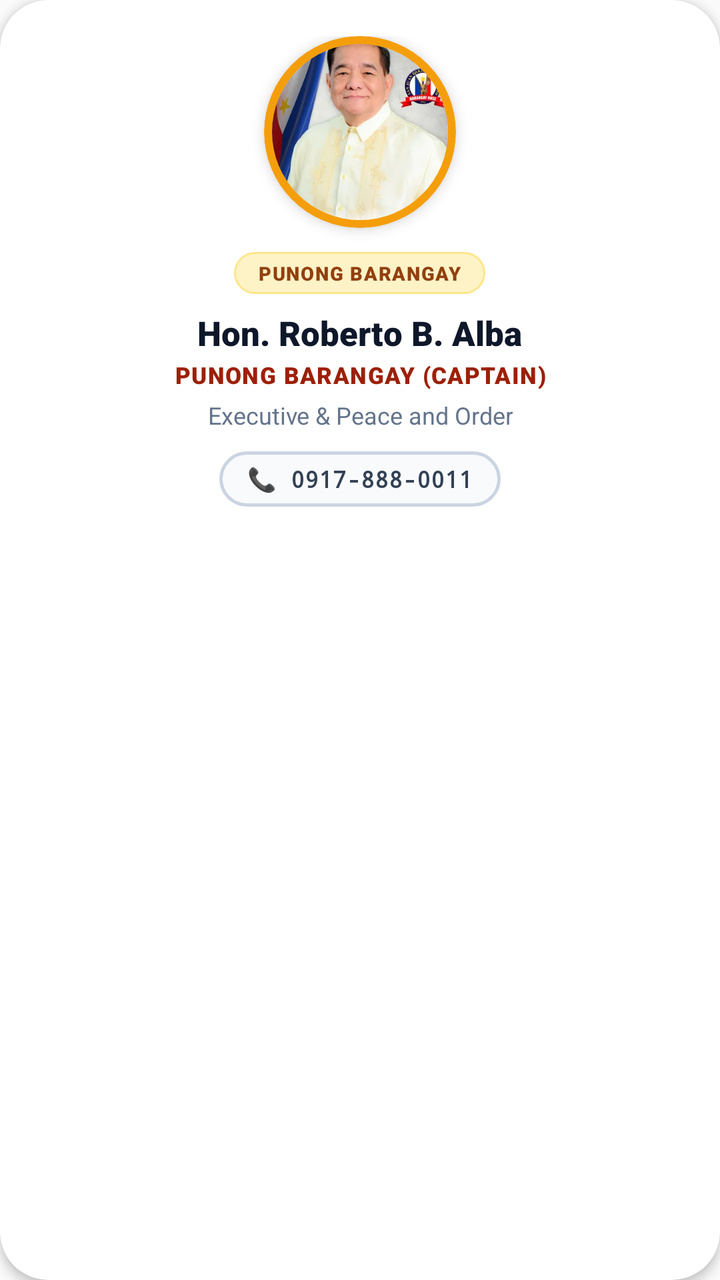
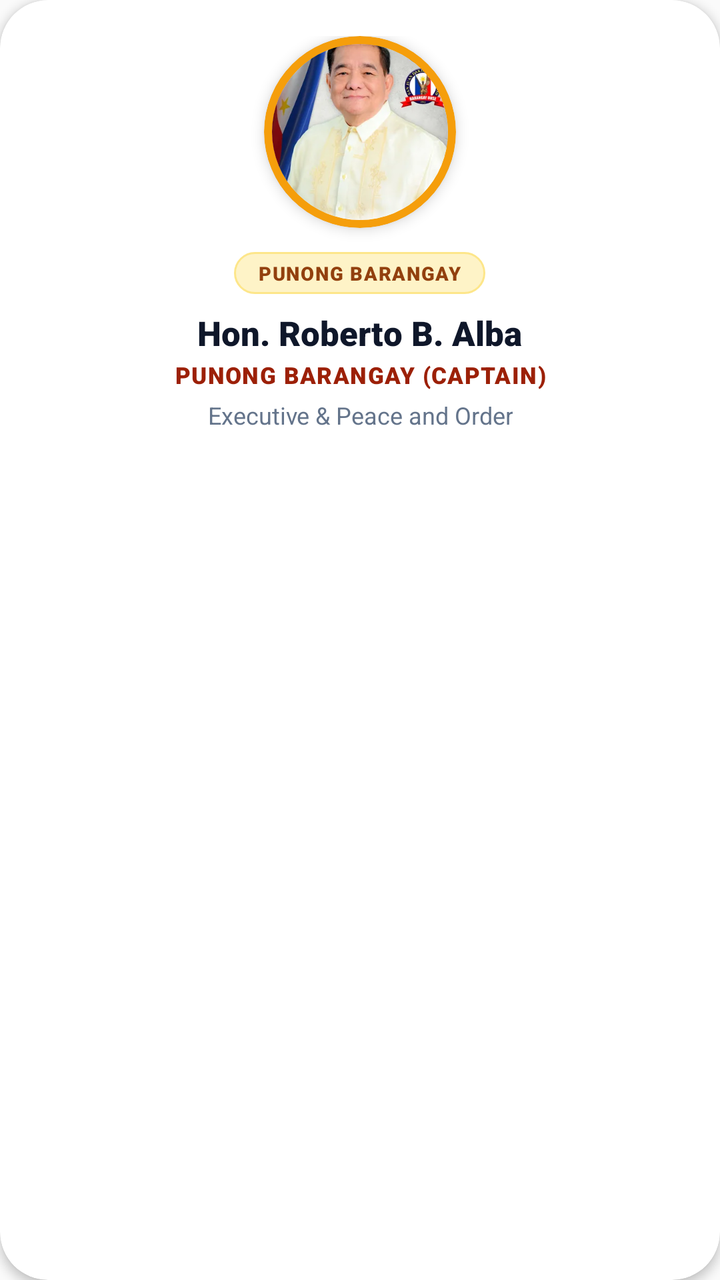

Two renders of the same Android screen: before a commit and after it. Below are the layout's source before the change and the commit's diff.
<!-- AndroidManifest.xml: application theme AppTheme -->
<!-- res/layout/item_official_card.xml -->
<?xml version="1.0" encoding="utf-8"?>
<androidx.cardview.widget.CardView xmlns:android="http://schemas.android.com/apk/res/android"
    xmlns:app="http://schemas.android.com/apk/res-auto"
    android:layout_width="match_parent"
    android:layout_height="wrap_content"
    android:layout_marginBottom="14dp"
    app:cardBackgroundColor="#FFFFFF"
    app:cardCornerRadius="24dp"
    app:cardElevation="3dp">

    <LinearLayout
        android:layout_width="match_parent"
        android:layout_height="wrap_content"
        android:gravity="center_horizontal"
        android:orientation="vertical"
        android:paddingHorizontal="20dp"
        android:paddingVertical="18dp">

        
        <androidx.cardview.widget.CardView
            android:id="@+id/cardOfficialPhotoBorder"
            android:layout_width="96dp"
            android:layout_height="96dp"
            app:cardBackgroundColor="#F59E0B"
            app:cardCornerRadius="48dp"
            app:cardElevation="4dp">

            <androidx.cardview.widget.CardView
                android:layout_width="88dp"
                android:layout_height="88dp"
                android:layout_gravity="center"
                app:cardBackgroundColor="#F8FAFC"
                app:cardCornerRadius="44dp"
                app:cardElevation="0dp">

                <ImageView
                    android:id="@+id/ivOfficialPhoto"
                    android:layout_width="match_parent"
                    android:layout_height="match_parent"
                    android:contentDescription="Official Portrait"
                    android:scaleType="centerCrop"
                    android:src="@drawable/off_chairman" />
            </androidx.cardview.widget.CardView>
        </androidx.cardview.widget.CardView>

        
        <TextView
            android:id="@+id/tvOfficialCouncil"
            android:layout_width="wrap_content"
            android:layout_height="wrap_content"
            android:layout_marginTop="12dp"
            android:background="@drawable/bg_pill_amber"
            android:fontFamily="sans-serif-black"
            android:letterSpacing="0.06"
            android:paddingHorizontal="12dp"
            android:paddingVertical="4dp"
            android:text="PUNONG BARANGAY"
            android:textColor="#92400E"
            android:textSize="9.5sp"
            android:textStyle="bold" />

        
        <TextView
            android:id="@+id/tvOfficialName"
            android:layout_width="wrap_content"
            android:layout_height="wrap_content"
            android:layout_marginTop="8dp"
            android:fontFamily="sans-serif-black"
            android:gravity="center"
            android:text="Hon. Roberto B. Alba"
            android:textColor="#0F172A"
            android:textSize="17sp"
            android:textStyle="bold" />

        
        <TextView
            android:id="@+id/tvOfficialPosition"
            android:layout_width="wrap_content"
            android:layout_height="wrap_content"
            android:layout_marginTop="2dp"
            android:fontFamily="sans-serif-black"
            android:gravity="center"
            android:letterSpacing="0.04"
            android:text="PUNONG BARANGAY (CAPTAIN)"
            android:textAllCaps="true"
            android:textColor="#9C2007"
            android:textSize="11.5sp"
            android:textStyle="bold" />

        
        <TextView
            android:id="@+id/tvOfficialCommittee"
            android:layout_width="wrap_content"
            android:layout_height="wrap_content"
            android:layout_marginTop="4dp"
            android:gravity="center"
            android:text="Executive &amp; Peace and Order"
            android:textColor="#64748B"
            android:textSize="12sp" />

        
        <TextView
            android:id="@+id/tvOfficialContact"
            android:layout_width="wrap_content"
            android:layout_height="wrap_content"
            android:layout_marginTop="10dp"
            android:background="@drawable/bg_input_box"
            android:fontFamily="monospace"
            android:paddingHorizontal="14dp"
            android:paddingVertical="6dp"
            android:text="📞 0917-888-0011"
            android:textColor="#334155"
            android:textSize="11.5sp"
            android:textStyle="bold" />

    </LinearLayout>
</androidx.cardview.widget.CardView>
<!-- resources referenced by this layout -->
<resources>
  <!-- drawable bg_input_box (drawable) -->
  <?xml version="1.0" encoding="utf-8"?>
  <shape xmlns:android="http://schemas.android.com/apk/res/android">
      <solid android:color="#F8FAFC" />
      <corners android:radius="14dp" />
      <stroke android:width="1.5dp" android:color="#CBD5E1" />
  </shape>
  <!-- drawable bg_pill_amber (drawable) -->
  <?xml version="1.0" encoding="utf-8"?>
  <shape xmlns:android="http://schemas.android.com/apk/res/android">
      <solid android:color="#FEF3C7" />
      <corners android:radius="50dp" />
      <stroke android:width="1dp" android:color="#FDE68A" />
  </shape>
  <!-- drawable off_chairman: webp bitmap (drawable, 21150 bytes) -->
  <style name="AppTheme" parent="Theme.AppCompat.Light.NoActionBar">
          <item name="colorPrimary">#800000</item>
          <item name="colorPrimaryDark">#800000</item>
          <item name="colorAccent">#9C2007</item>
          <item name="android:statusBarColor">#800000</item>
          <item name="android:navigationBarColor">#FFFFFF</item>
          <item name="android:windowLightStatusBar">false</item>
          <item name="android:fitsSystemWindows">true</item>
      </style>
</resources>

<!-- the commit's change to res/layout/item_official_card.xml (unified diff, before → after) -->
@@ -98,20 +98,5 @@
             android:textColor="#64748B"
             android:textSize="12sp" />
 
-        
-        <TextView
-            android:id="@+id/tvOfficialContact"
-            android:layout_width="wrap_content"
-            android:layout_height="wrap_content"
-            android:layout_marginTop="10dp"
-            android:background="@drawable/bg_input_box"
-            android:fontFamily="monospace"
-            android:paddingHorizontal="14dp"
-            android:paddingVertical="6dp"
-            android:text="📞 0917-888-0011"
-            android:textColor="#334155"
-            android:textSize="11.5sp"
-            android:textStyle="bold" />
-
     </LinearLayout>
 </androidx.cardview.widget.CardView>
<!-- resource entries referenced after the edit -->
@@ -1,12 +1,5 @@
 <!-- resources referenced by this layout -->
 <resources>
-  <!-- drawable bg_input_box (drawable) -->
-  <?xml version="1.0" encoding="utf-8"?>
-  <shape xmlns:android="http://schemas.android.com/apk/res/android">
-      <solid android:color="#F8FAFC" />
-      <corners android:radius="14dp" />
-      <stroke android:width="1.5dp" android:color="#CBD5E1" />
-  </shape>
   <!-- drawable bg_pill_amber (drawable) -->
   <?xml version="1.0" encoding="utf-8"?>
   <shape xmlns:android="http://schemas.android.com/apk/res/android">
